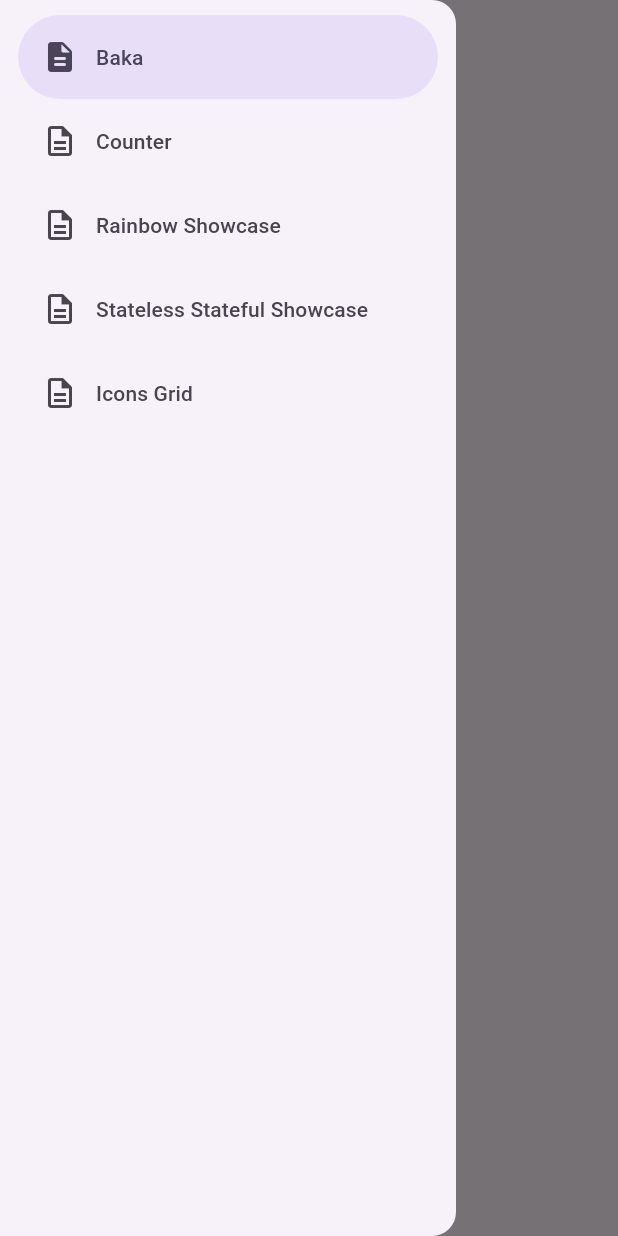
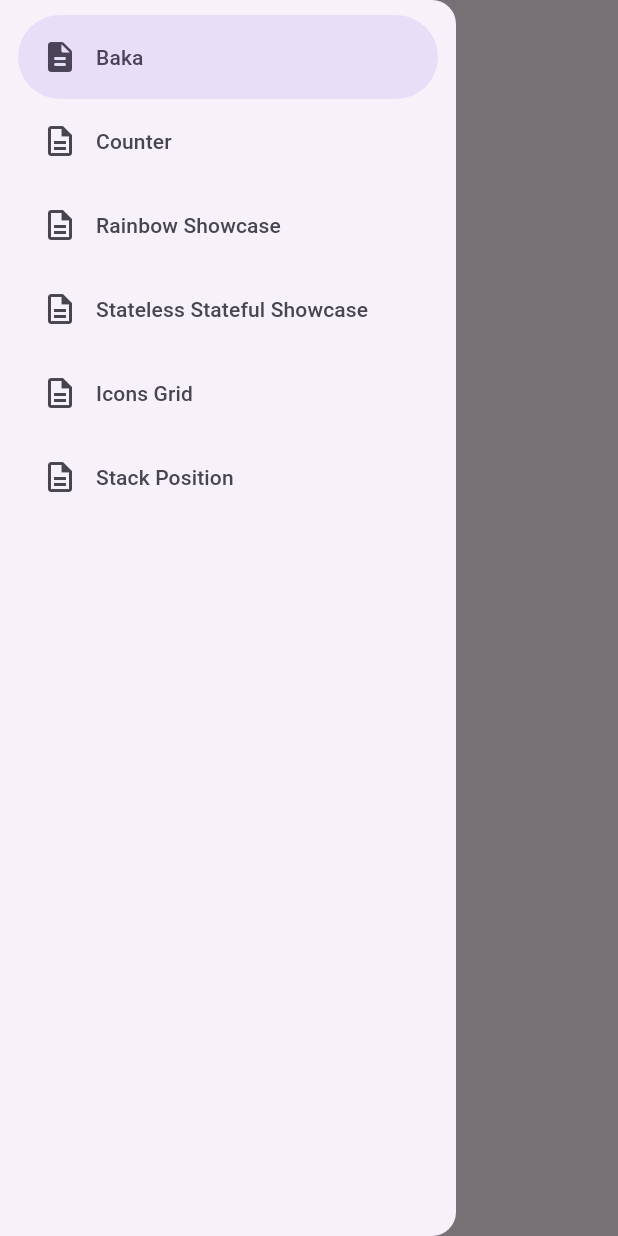
Before and after one commit to FarhanMS123/vite-mpa-framework-files-router, a Flutter app: the screen it shows after launch, with the side drawer open, on a phone screen of 412 x 824 dp. Run offline on Flutter 3.47's test engine with Material 3 defaults, Android fonts, the phone set to English and light mode, and no system bars; our stand-ins replace bloc, flutter_bloc; generated files the repository leaves out were written again.

Commit message:
feat: test positioned, so fill means the Button also fill the Stack; remove Generated and generated

```diff
--- a/lib/app/view/app.dart
+++ b/lib/app/view/app.dart
@@ -5,6 +5,7 @@ import 'package:playground/counter/counter.dart';
 import 'package:playground/icons_grid/view/icons_grid_page.dart';
 import 'package:playground/l10n/l10n.dart';
 import 'package:playground/rainbow/view/raindow_page.dart';
+import 'package:playground/stack_position/view/stack_position_page.dart';
 import 'package:playground/stateless_statefull_demo/view/stateless_statefull_demo_page.dart';
 
 class App extends StatelessWidget {
@@ -53,6 +54,10 @@ class App extends StatelessWidget {
             label: 'Icons Grid',
             body: const IconsGridPage(),
           ),
+          AppPageModel(
+            label: 'Stack Position',
+            body: const StackPositionPage(),
+          ),
         ],
       ),
     );
```
Also changed, not shown: lib/stack_position/view/stack_position_page.dart (added, +19 -0 lines), 5 other files.
